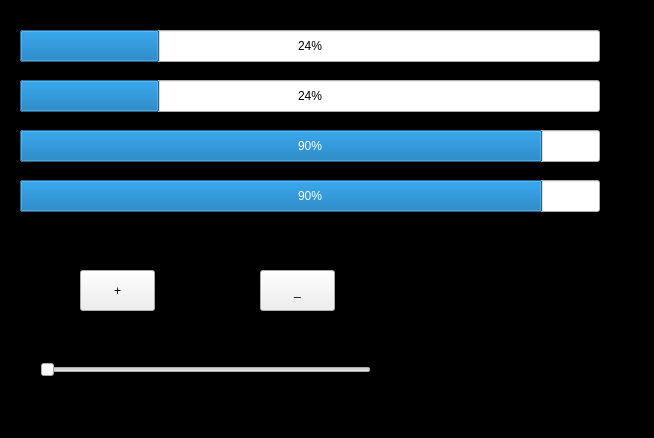
Before: the Qt Designer form progress/progressTest.ui in KikyoShaw/QtWidgetsApplication, drawn with Qt 5.
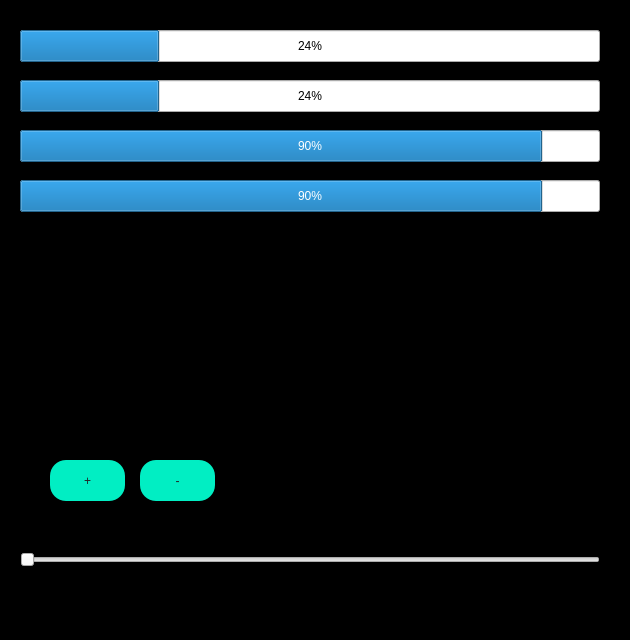
After: the same form once the commit is applied. Custom widgets are drawn as their Qt base class.

```diff
--- a/progress/progressTest.ui
+++ b/progress/progressTest.ui
@@ -6,23 +6,45 @@
    <rect>
     <x>0</x>
     <y>0</y>
-    <width>654</width>
-    <height>438</height>
+    <width>630</width>
+    <height>640</height>
    </rect>
   </property>
+  <property name="minimumSize">
+   <size>
+    <width>630</width>
+    <height>640</height>
+   </size>
+  </property>
+  <property name="maximumSize">
+   <size>
+    <width>630</width>
+    <height>640</height>
+   </size>
+  </property>
   <property name="windowTitle">
    <string>progressTest</string>
   </property>
   <property name="styleSheet">
    <string notr="true">#progressTestClass{
 	background-color: rgb(0, 0, 0);
-}</string>
+}
+
+QPushButton
+{
+background: #01EEC3;
+border-radius: 16px;
+font-size: 12px;
+font-family: 微软雅黑;
+color: #212426;
+}
+</string>
   </property>
   <widget class="QPushButton" name="pushButton">
    <property name="geometry">
     <rect>
-     <x>80</x>
-     <y>270</y>
+     <x>50</x>
+     <y>460</y>
      <width>75</width>
      <height>41</height>
     </rect>
@@ -34,14 +56,14 @@
   <widget class="QPushButton" name="pushButton_2">
    <property name="geometry">
     <rect>
-     <x>260</x>
-     <y>270</y>
+     <x>140</x>
+     <y>460</y>
      <width>75</width>
      <height>41</height>
     </rect>
    </property>
    <property name="text">
-    <string>_</string>
+    <string>-</string>
    </property>
   </widget>
   <widget class="vProgressBar" name="progressBar">
@@ -60,9 +82,9 @@
   <widget class="QSlider" name="horizontalSlider">
    <property name="geometry">
     <rect>
-     <x>40</x>
-     <y>360</y>
-     <width>331</width>
+     <x>20</x>
+     <y>550</y>
+     <width>580</width>
      <height>19</height>
     </rect>
    </property>
@@ -89,7 +111,7 @@
   <widget class="QRoundProgressBar" name="widget" native="true">
    <property name="geometry">
     <rect>
-     <x>400</x>
+     <x>430</x>
      <y>240</y>
      <width>171</width>
      <height>141</height>
@@ -122,6 +144,26 @@
     <number>90</number>
    </property>
   </widget>
+  <widget class="vWaterProgressBar" name="widget_water" native="true">
+   <property name="geometry">
+    <rect>
+     <x>230</x>
+     <y>240</y>
+     <width>171</width>
+     <height>141</height>
+    </rect>
+   </property>
+  </widget>
+  <widget class="vWaterProgressBar" name="widget_water_2" native="true">
+   <property name="geometry">
+    <rect>
+     <x>30</x>
+     <y>240</y>
+     <width>171</width>
+     <height>141</height>
+    </rect>
+   </property>
+  </widget>
  </widget>
  <layoutdefault spacing="6" margin="11"/>
  <customwidgets>
@@ -151,6 +193,12 @@
    <extends>QProgressBar</extends>
    <header location="global">vProgressBars.h</header>
   </customwidget>
+  <customwidget>
+   <class>vWaterProgressBar</class>
+   <extends>QWidget</extends>
+   <header location="global">vwaterprogressbar.h</header>
+   <container>1</container>
+  </customwidget>
  </customwidgets>
  <resources>
   <include location="progressTest.qrc"/>
```
